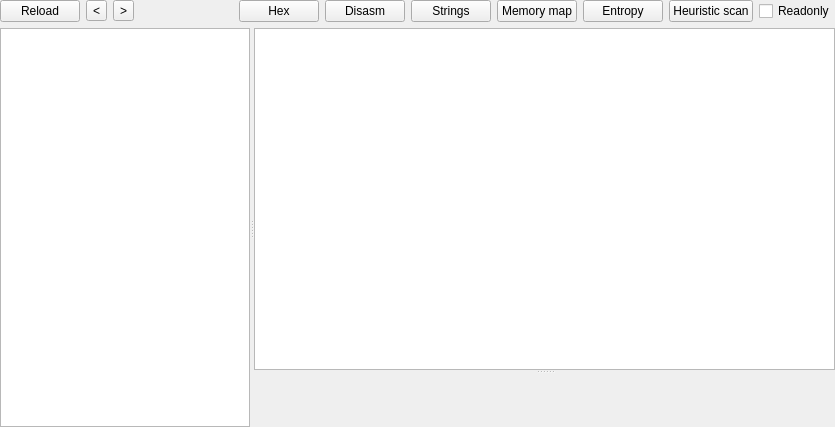
Above: PE/pewidget.ui from horsicq/FormatWidgets before the change. Below: the same form after it.
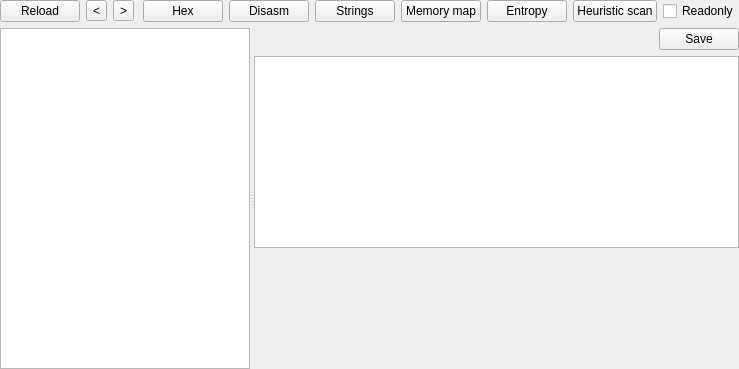
That is the form after the change. The open tabs and pages were chosen to show the change. Custom widgets are drawn as their Qt base class.

What changed in the file:
```diff
--- a/PE/pewidget.ui
+++ b/PE/pewidget.ui
@@ -9,14 +9,14 @@
    <rect>
     <x>0</x>
     <y>0</y>
-    <width>835</width>
-    <height>427</height>
+    <width>739</width>
+    <height>369</height>
    </rect>
   </property>
   <property name="windowTitle">
    <string notr="true">PE</string>
   </property>
-  <layout class="QVBoxLayout" name="verticalLayout">
+  <layout class="QVBoxLayout" name="verticalLayout_42">
    <property name="leftMargin">
     <number>0</number>
    </property>
@@ -597,10 +597,32 @@
          <number>0</number>
         </property>
         <item>
-         <widget class="QSplitter" name="splitter_8">
+         <layout class="QVBoxLayout" name="verticalLayout">
+          <item>
+           <layout class="QHBoxLayout" name="horizontalLayout_6">
+            <item>
+             <spacer name="horizontalSpacer_6">
           <property name="orientation">
-           <enum>Qt::Vertical</enum>
-          </property>
+               <enum>Qt::Horizontal</enum>
+              </property>
+              <property name="sizeHint" stdset="0">
+               <size>
+                <width>40</width>
+                <height>20</height>
+               </size>
+              </property>
+             </spacer>
+            </item>
+            <item>
+             <widget class="QPushButton" name="pushButtonSaveSections">
+              <property name="text">
+               <string>Save</string>
+              </property>
+             </widget>
+            </item>
+           </layout>
+          </item>
+          <item>
           <widget class="QTableView" name="tableView_Sections">
            <property name="contextMenuPolicy">
             <enum>Qt::CustomContextMenu</enum>
@@ -630,6 +652,8 @@
             <number>20</number>
            </attribute>
           </widget>
+          </item>
+          <item>
           <widget class="ToolsWidget" name="widgetHex_Section" native="true">
            <property name="sizePolicy">
             <sizepolicy hsizetype="Preferred" vsizetype="Expanding">
@@ -638,7 +662,8 @@
             </sizepolicy>
            </property>
           </widget>
-         </widget>
+          </item>
+         </layout>
         </item>
        </layout>
       </widget>
```
Left out of the diff: 24 changed lines with no effect on the pictures. Lines whose indentation alone changed are shown as unchanged.
